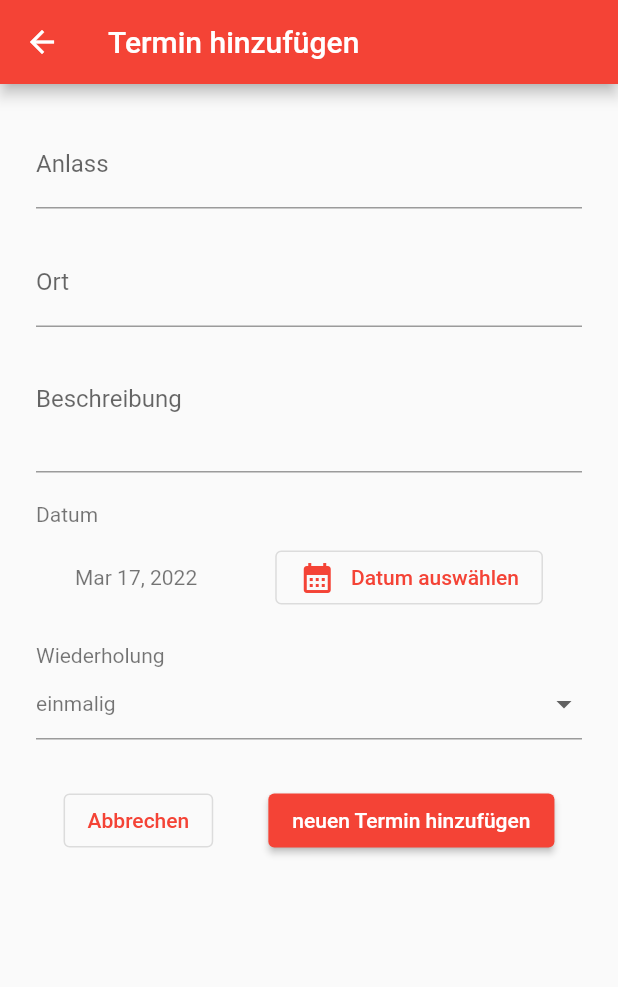
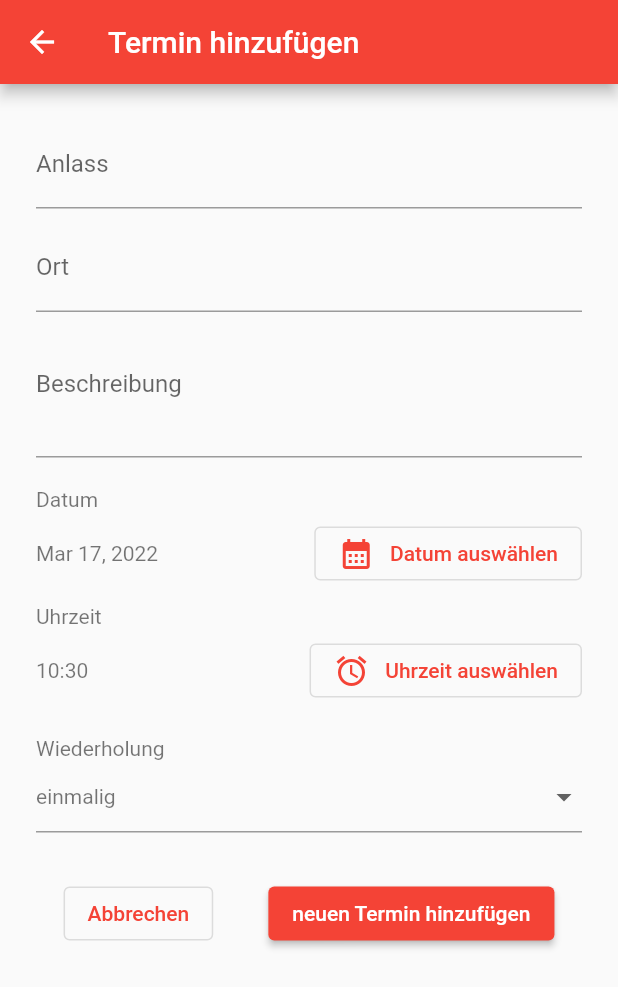
Before and after one commit to ThreeLakeGames/stammtisch_manager, a Flutter app: the NewEventScreen screen opened directly with empty values, on a phone screen of 412 x 824 dp. Shown: the top 987 px of the screen. Run offline on Flutter 3.47's test engine with Material 2 defaults, Android fonts, the phone set to English and light mode, and no system bars; our stand-ins replace cloud_firestore, firebase_core, flutter_datetime_picker, google_fonts, table_calendar; accounts and stored records are empty.

Commit message:
polish/debug eventscreen

```diff
--- a/lib/auth/auth_screen.dart
+++ b/lib/auth/auth_screen.dart
@@ -5,6 +5,10 @@ class AuthScreen extends StatelessWidget {
 
   @override
   Widget build(BuildContext context) {
-    return Container();
+    return Scaffold(
+      appBar: AppBar(
+        title: const Text("Stammtisch"),
+      ),
+    );
   }
 }
--- a/lib/club_screens/events/new_event_screen.dart
+++ b/lib/club_screens/events/new_event_screen.dart
@@ -42,38 +42,6 @@ class _NewEventScreenState extends State<NewEventScreen> {
     super.initState();
   }
 
-  void startDatePicker() {
-    showDatePicker(
-      context: context,
-      initialDate: eventData.date,
-      firstDate: DateTime.now().subtract(const Duration(days: 365)),
-      lastDate: DateTime.now().add(const Duration(days: 365)),
-    ).then((value) {
-      if (value == null) {
-        return;
-      }
-      setState(() {
-        eventData.date = value;
-      });
-    });
-  }
-
-  void startDateTimePicker() {
-    DatePicker.showDatePicker(context,
-            currentTime: eventData.date,
-            minTime: DateTime.now().subtract(const Duration(days: 365)),
-            maxTime: DateTime.now().add(const Duration(days: 365 * 3)),
-            locale: LocaleType.de)
-        .then((value) {
-      if (value == null) {
-        return;
-      }
-      setState(() {
-        eventData.date = value;
-      });
-    });
-  }
-
   void _submitData() {
     final isValid = _form.currentState!.validate();
     if (!isValid) {
@@ -101,7 +69,53 @@ class _NewEventScreenState extends State<NewEventScreen> {
               crossAxisAlignment: CrossAxisAlignment.start,
               // mainAxisAlignment: MainAxisAlignment.spaceEvenly,
               children: [
-                TextFormField(
+                _buildTitleField(),
+                const SizedBox(
+                  height: 10,
+                ),
+                _buildLocationField(),
+                _buildDescriptionField(),
+                const SizedBox(
+                  height: 20,
+                ),
+                ..._buildDateField(),
+                const SizedBox(
+                  height: 10,
+                ),
+                ..._buildTimeField(),
+                const SizedBox(
+                  height: 20,
+                ),
+                if (!isEditing) ..._buildRepeatingOption(),
+                Row(
+                  mainAxisAlignment: MainAxisAlignment.spaceAround,
+                  children: [
+                    OutlinedButton(
+                        onPressed: () {}, child: const Text("Abbrechen")),
+                    ElevatedButton(
+                        onPressed: () {
+                          _submitData();
+                        },
+                        child: Text(
+                          isEditing
+                              ? "Termin bearbeiten"
+                              : eventData.repeatEvent == RepeatEvent.noRepeat ||
+                                      eventData.repeatingCount == 1
+                                  ? "neuen Termin hinzufügen"
+                                  : "${eventData.repeatingCount} Termine hinzufügen",
+                        )),
+                  ],
+                )
+              ],
+            ),
+          ),
+        ),
+      ),
+    );
+  }
+
+  TextFormField _buildTitleField() {
+    return TextFormField(
       initialValue: eventData.title,
       decoration: const InputDecoration(
           labelText: "Anlass", hintText: "z.B. Stammtisch-Termin"),
@@ -114,19 +128,22 @@ class _NewEventScreenState extends State<NewEventScreen> {
         }
         return null;
       },
-                ),
-                const SizedBox(
-                  height: 20,
-                ),
-                TextFormField(
+    );
+  }
+
+  TextFormField _buildLocationField() {
+    return TextFormField(
       initialValue: eventData.location,
-                  decoration: const InputDecoration(
-                      labelText: "Ort", hintText: "z.B. Kellerwirt"),
+      decoration:
+          const InputDecoration(labelText: "Ort", hintText: "z.B. Kellerwirt"),
       onSaved: (location) {
         eventData.location = location ?? "";
       },
-                ),
-                TextFormField(
+    );
+  }
+
+  TextFormField _buildDescriptionField() {
+    return TextFormField(
       initialValue: eventData.description,
       maxLines: 3,
       keyboardType: TextInputType.multiline,
@@ -136,16 +153,55 @@ class _NewEventScreenState extends State<NewEventScreen> {
       onSaved: (newDescription) {
         eventData.description = newDescription ?? "";
       },
-                ),
+    );
+  }
+
+  List<Widget> _buildRepeatingOption() {
+    return [
+      const Text("Wiederholung"),
+      DropdownButtonFormField<RepeatEvent>(
+          value: RepeatEvent.noRepeat,
+          items: repeatingOptions,
+          onChanged: (newRepeatEvent) {
+            setState(() {
+              eventData.repeatEvent = newRepeatEvent ?? RepeatEvent.noRepeat;
+            });
+          }),
+      if (eventData.repeatEvent != RepeatEvent.noRepeat) ...[
         const SizedBox(
           height: 20,
         ),
+        const Text("Anzahl Termine"),
+        DropdownButtonFormField<int>(
+          value: eventData.repeatingCount,
+          items: List<DropdownMenuItem<int>>.generate(
+              10,
+              (index) => DropdownMenuItem<int>(
+                    child: Text("${index + 1}",
+                        style: Theme.of(context).textTheme.bodyMedium),
+                    value: index + 1,
+                  )),
+          onChanged: (newRepeatCount) {
+            setState(() {
+              eventData.repeatingCount = newRepeatCount ?? 1;
+            });
+          },
+        ),
+      ],
+      const SizedBox(
+        height: 30,
+      )
+    ];
+  }
+
+  List<Widget> _buildDateField() {
+    return [
       const Text("Datum"),
       const SizedBox(
-                  height: 10,
+        height: 4,
       ),
       Row(
-                  mainAxisAlignment: MainAxisAlignment.spaceAround,
+        mainAxisAlignment: MainAxisAlignment.spaceBetween,
         children: [
           Text(
             DateFormat.yMMMd().format(eventData.date),
@@ -164,42 +220,90 @@ class _NewEventScreenState extends State<NewEventScreen> {
           )
         ],
       ),
+    ];
+  }
+
+  List<Widget> _buildTimeField() {
+    return [
+      const Text("Uhrzeit"),
       const SizedBox(
-                  height: 20,
-                ),
-                const Text("Wiederholung"),
-                DropdownButtonFormField<RepeatEvent>(
-                    value: RepeatEvent.noRepeat,
-                    items: repeatingOptions,
-                    onChanged: (newRepeatEvent) {
-                      eventData.repeatEvent =
-                          newRepeatEvent ?? RepeatEvent.noRepeat;
-                    }),
-                const SizedBox(
-                  height: 30,
+        height: 4,
       ),
       Row(
-                  mainAxisAlignment: MainAxisAlignment.spaceAround,
+        mainAxisAlignment: MainAxisAlignment.spaceBetween,
         children: [
+          Text(
+            DateFormat.Hm().format(eventData.date),
+            style: Theme.of(context).textTheme.bodyText2,
+          ),
           OutlinedButton(
-                        onPressed: () {}, child: const Text("Abbrechen")),
-                    ElevatedButton(
-                        onPressed: () {
-                          _submitData();
-                        },
-                        child: Text(
-                          isEditing
-                              ? "Termin bearbeiten"
-                              : "neuen Termin hinzufügen",
-                        )),
+            onPressed: startTimePicker,
+            child: Row(
+              children: const [
+                Icon(Icons.alarm),
+                Text(
+                  "   Uhrzeit auswählen",
+                ),
+              ],
+            ),
+          )
         ],
       )
-              ],
-            ),
-          ),
-        ),
-      ),
+    ];
+  }
+
+  void startDatePicker() {
+    showDatePicker(
+      context: context,
+      initialDate: eventData.date,
+      firstDate: DateTime.now().subtract(const Duration(days: 365)),
+      lastDate: DateTime.now().add(const Duration(days: 365)),
+    ).then((value) {
+      if (value == null) {
+        return;
+      }
+      setState(() {
+        eventData.date = value;
+      });
+    });
+  }
+
+  void startDateTimePicker() {
+    DatePicker.showDatePicker(
+      context,
+      currentTime: eventData.date,
+      minTime: DateTime.now().subtract(const Duration(days: 365)),
+      maxTime: DateTime.now().add(const Duration(days: 365 * 3)),
+      locale: LocaleType.de,
+    ).then((value) {
+      if (value == null) {
+        return;
+      }
+      setState(() {
+        eventData.date = DateTime(
+          value.year,
+          value.month,
+          value.day,
+          eventData.date.hour,
+          eventData.date.minute,
         );
+      });
+    });
+  }
+
+  void startTimePicker() {
+    DatePicker.showTimePicker(context,
+            showSecondsColumn: false,
+            currentTime: eventData.date,
+            locale: LocaleType.de)
+        .then((value) {
+      if (value == null) {
+        return;
+      }
+      setState(() {
+        eventData.date = value;
+      });
+    });
   }
 
   List<DropdownMenuItem<RepeatEvent>> get repeatingOptions {
--- a/lib/main.dart
+++ b/lib/main.dart
@@ -37,6 +37,10 @@ class MyApp extends StatelessWidget {
                       fontWeight: FontWeight.normal, fontSize: 22),
                   bodyMedium: GoogleFonts.fredokaOne(
                       fontWeight: FontWeight.normal, color: Colors.black54),
+                  bodyLarge: GoogleFonts.fredokaOne(
+                      fontWeight: FontWeight.normal,
+                      color: Color.fromARGB(180, 0, 0, 0),
+                      fontSize: 18),
                 ),
           ),
           home: appSnapshot.connectionState != ConnectionState.done
--- a/lib/provider/stammtisch_item_data.dart
+++ b/lib/provider/stammtisch_item_data.dart
@@ -79,7 +79,6 @@ class StammtischItemData with ChangeNotifier {
     FirebaseFirestore.instance
         .collection(eventsCollectionPath)
         .add(event.toJson());
-    print("added Event");
   }
 
   DocumentReference<Map<String, dynamic>> getEventDocumentRef(String id) {
--- a/pubspec.yaml
+++ b/pubspec.yaml
@@ -20,6 +20,8 @@ dependencies:
   intl: ^0.17.0
   google_fonts: ^2.3.1
   flutter_datetime_picker: ^1.5.1
+  flutterfire_ui: ^0.3.6+1
+  firebase_auth: ^3.3.11
 
 dev_dependencies:
   flutter_test:
```
Also changed, not shown: lib/club_screens/events/event_item.dart (+29 -9 lines), lib/club_screens/events/event_model.dart (+34 -1 lines), lib/club_screens/events/new_event_button.dart (+15 -2 lines), pubspec.lock. Lines whose indentation alone changed are shown as unchanged.
